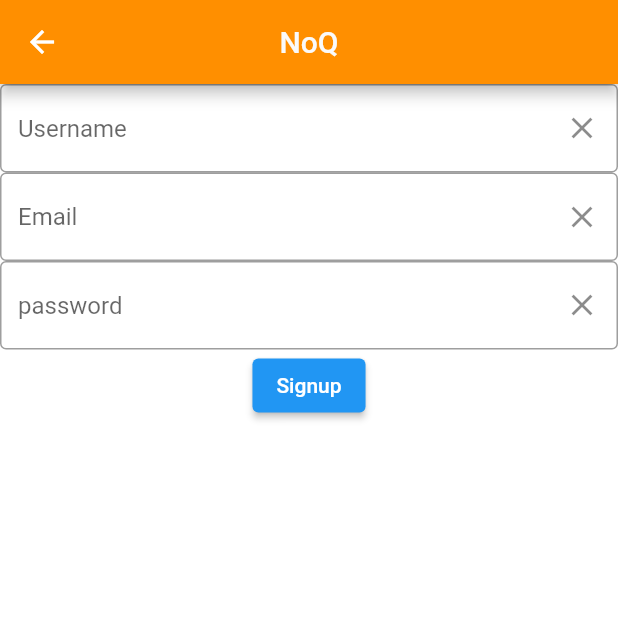
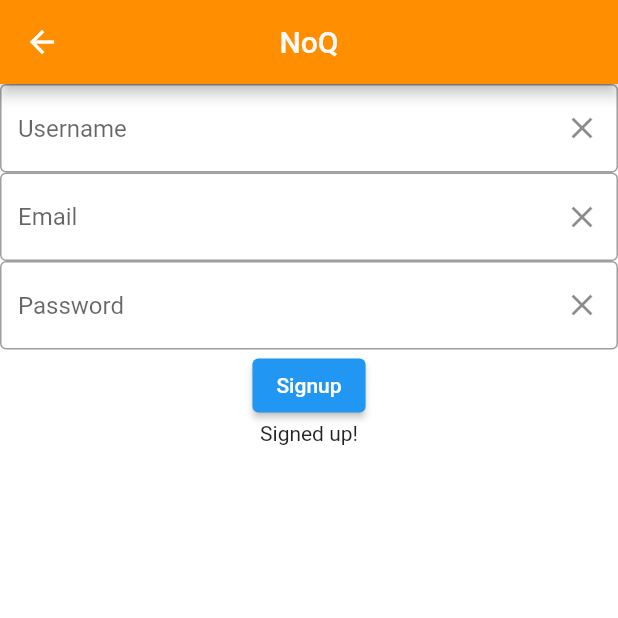
Before and after one commit to Dero1014/Virtual_queues_mobile, a Flutter app: the Registartion screen opened by its route, after a tap on "Signup", on a phone screen of 412 x 824 dp, the top half of it. Run offline on Flutter 3.47's test engine with Material 2 defaults, Android fonts, the phone set to English and light mode, and no system bars; network calls fail.

Commit message:
Changes made for documentation

```diff
--- a/lib/main.dart
+++ b/lib/main.dart
@@ -1,7 +1,6 @@
 import 'package:flutter/material.dart';
 import 'package:noq/classes/user.dart';
 import 'package:noq/pages/login.dart';
-import 'package:noq/pages/queue_page.dart';
 import 'package:noq/pages/registration.dart';
 import 'package:noq/pages/company_select_page.dart';
 import 'package:noq/pages/user_page.dart';
--- a/lib/pages/registration.dart
+++ b/lib/pages/registration.dart
@@ -1,5 +1,9 @@
+import 'dart:convert';
+
 import 'package:flutter/material.dart';
 import 'package:http/http.dart';
+import 'package:noq/classes/custom.dart';
+import '../customWidgets/customWidget.dart';
 
 class Registartion extends StatefulWidget {
   const Registartion({Key? key}) : super(key: key);
@@ -9,6 +13,7 @@ class Registartion extends StatefulWidget {
 }
 
 class _RegistartionState extends State<Registartion> {
+  var visibility = false;
   @override
   Widget build(BuildContext context) {
     var username = TextEditingController();
@@ -25,67 +30,44 @@ class _RegistartionState extends State<Registartion> {
         backgroundColor: Colors.amber[800],
       ),
       body: Column(children: [
-        TextField(
-          controller: username,
-          decoration: InputDecoration(
-              hintText: "Username",
-              border: const OutlineInputBorder(),
-              suffixIcon: IconButton(
-                onPressed: () {
-                  //Clear text from input
-                  username.clear();
-                },
-                icon: const Icon(Icons.clear),
-              )),
-        ),
-        TextField(
-          controller: email,
-          decoration: InputDecoration(
-              hintText: "Email",
-              border: const OutlineInputBorder(),
-              suffixIcon: IconButton(
-                onPressed: () {
-                  //Clear text from input
-                  email.clear();
-                },
-                icon: const Icon(Icons.clear),
-              )),
-        ),
-        TextField(
-          controller: password,
-          decoration: InputDecoration(
-              hintText: "password",
-              border: const OutlineInputBorder(),
-              suffixIcon: IconButton(
-                onPressed: () {
-                  //Clear text from input
-                  password.clear();
-                },
-                icon: const Icon(Icons.clear),
-              )),
-        ),
+        TextWidget(username, "Username", false),
+        TextWidget(email, "Email", false),
+        TextWidget(password, "Password", true),
         ElevatedButton(
             onPressed: () async {
-              var uri = Uri.parse(
-                  "https://noq.ddns.net/includes/registration.inc.php");
+              var cf = new CustomFunctions();
+              var uri =
+                  Uri.parse("https://noq.ddns.net/mobile/registration.mob.php");
               var response = await post(uri, body: {
-                'submitReg': 'submited',
-                'regUserName': username.text,
-                'regUserEmail': email.text,
-                'regUserPass': password.text,
+                'registerUser': 'submited',
+                'uName': username.text,
+                'uEmail': email.text,
+                'uPass': password.text,
               });
-              print("sent");
               print(response.body);
+              String json = cf.resolveJson(response.body, 0);
+              Map map = jsonDecode(json);
 
-              if (response.body.contains("registration success")) {
+              if (map["register"] == "success") {
+                setState(() {
+                  visibility = true;
+                });
                 print("registered user");
+              } else {
+                setState(() {
+                  visibility = false;
+                });
               }
 
               username.clear();
               email.clear();
               password.clear();
             },
-            child: Text("Signup"))
+            child: Text("Signup")),
+        Visibility(
+          visible: true,
+          child: Text("Signed up!"),
+        ),
       ]),
     );
   }
```
Also changed, not shown: lib/pages/login.dart (+34 -5 lines).
